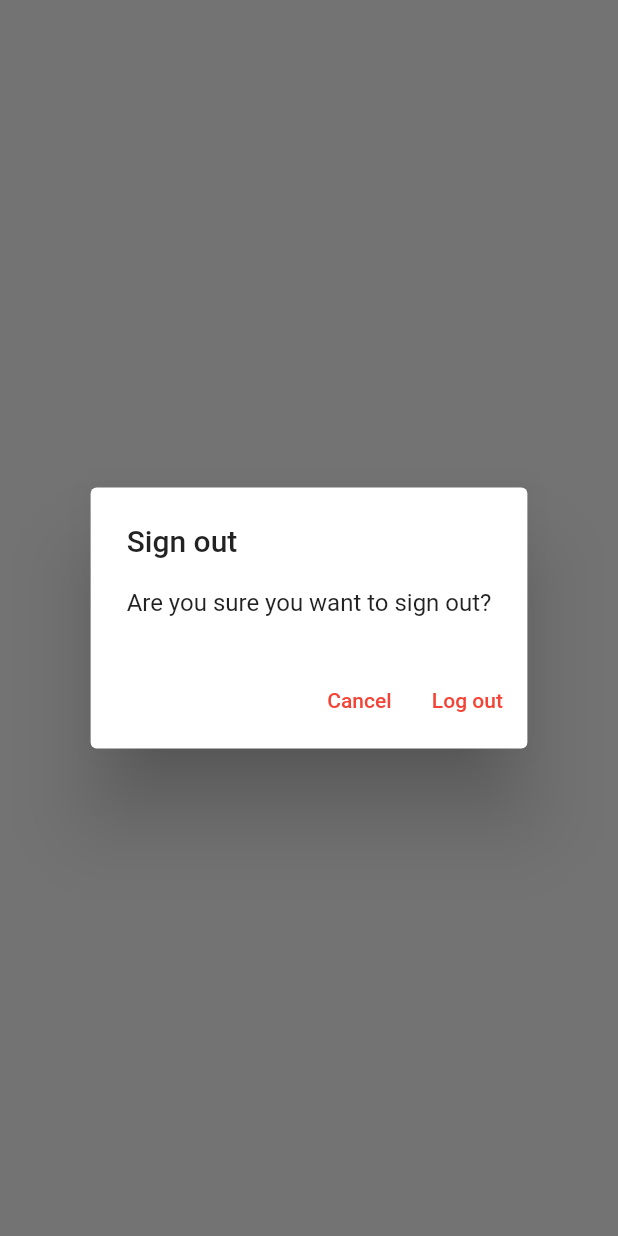
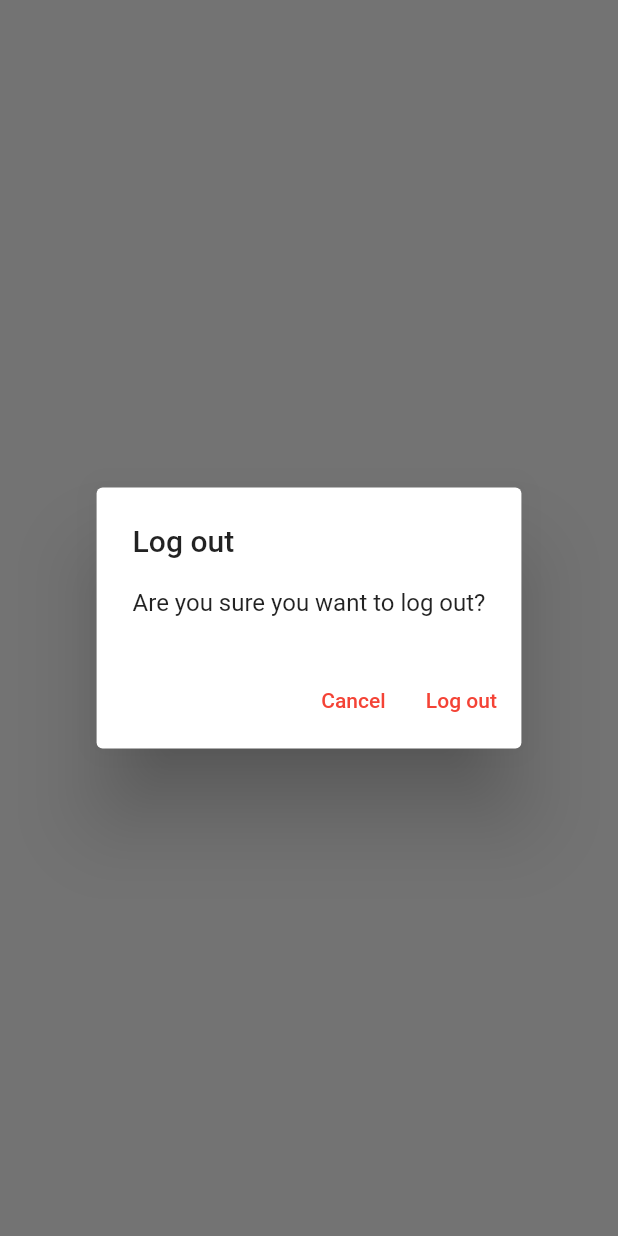
Before and after one commit to JameelGharra/MyNotes-app, a Flutter app: what showLogOutDialog() shows on an empty page, opened directly, on a phone screen of 412 x 824 dp. Run offline on Flutter 3.47's test engine with Material 2 defaults, Android fonts, the phone set to English and light mode, and no system bars; our stand-ins replace firebase_auth, firebase_core, sqflite; accounts and stored records are empty; network calls fail.

Commit message:
Refactoring the code, reuseable generic dialogs, delegated the make-on-call deletion decision for users to a new view (NoteListView).

```diff
--- /dev/null
+++ b/lib/utilities/dialogs/generic_dialog.dart
@@ -0,0 +1,34 @@
+import 'package:flutter/material.dart';
+
+typedef DialogOptionBuilder<T> = Map<String, T?> Function();
+
+Future<T?> showGenericDialog<T>({
+  required BuildContext context,
+  required String title,
+  required String content,
+  required DialogOptionBuilder optionsBuilder,
+}) {
+  final options = optionsBuilder();
+  return showDialog<T>(
+    context: context,
+    builder: (context) {
+      return AlertDialog(
+          title: Text(title),
+          content: Text(content),
+          actions: options.keys.map((optionTitle) {
+            final value = options[optionTitle];
+            return TextButton(
+              onPressed: () {
+                if (value != null) {
+                  Navigator.of(context).pop(value);
+                } else {
+                  Navigator.of(context)
+                      .pop(); // for dialogs that has a button with no value
+                }
+              },
+              child: Text(optionTitle),
+            );
+          }).toList());
+    },
+  );
+}
--- /dev/null
+++ b/lib/utilities/dialogs/logout_dialog.dart
@@ -0,0 +1,15 @@
+import 'package:flutter/material.dart';
+
+import 'generic_dialog.dart';
+
+Future<bool> showLogOutDialog(BuildContext context) async {
+  return showGenericDialog<bool>(
+    context: context,
+    title: 'Log out',
+    content: 'Are you sure you want to log out?',
+    optionsBuilder: () => {
+      'Cancel': false,
+      'Log out': true,
+    },
+  ).then((value) => value ?? false);
+}
--- a/lib/views/login_view.dart
+++ b/lib/views/login_view.dart
@@ -2,7 +2,7 @@ import 'package:flutter/material.dart';
 
 import 'package:mynotes/constants/routes.dart';
 import 'package:mynotes/services/auth/auth_exceptions.dart';
-import 'package:mynotes/utilities/show_error_dialog.dart';
+import 'package:mynotes/utilities/dialogs/error_dialog.dart';
 
 import '../services/auth/auth_service.dart';
 
--- a/lib/views/notes/notes_view.dart
+++ b/lib/views/notes/notes_view.dart
@@ -1,5 +1,7 @@
 import 'package:flutter/material.dart';
 import 'package:mynotes/services/crud/notes_service.dart';
+import 'package:mynotes/utilities/dialogs/logout_dialog.dart';
+import 'package:mynotes/views/notes/notes_list_view.dart';
 
 import '../../constants/routes.dart';
 import '../../enums/menu_action.dart';
@@ -68,17 +70,10 @@ class _NotesViewState extends State<NotesView> {
                       {
                         if (snapshot.hasData) {
                           final allNotes = snapshot.data as List<DatabaseNote>;
-                          return ListView.builder(
-                            itemCount: allNotes.length,
-                            itemBuilder: (context, index) {
-                              return ListTile(
-                                title: Text(
-                                  allNotes[index].text,
-                                  maxLines: 1,
-                                  softWrap: true,
-                                  overflow: TextOverflow.ellipsis,
-                                ),
-                              );
+                          return NotesListView(
+                            notes: allNotes,
+                            onDeleteNote: (note) async {
+                              await _notesService.deleteNote(id: note.id);
                             },
                           );
                         }
@@ -97,28 +92,3 @@ class _NotesViewState extends State<NotesView> {
     );
   }
 }
-
-Future<bool> showLogOutDialog(BuildContext context) {
-  return showDialog<bool>(
-      context: context,
-      builder: (context) {
-        return AlertDialog(
-          title: const Text('Sign out'),
-          content: const Text('Are you sure you want to sign out?'),
-          actions: [
-            TextButton(
-              onPressed: () {
-                Navigator.of(context).pop(false);
-              },
-              child: const Text("Cancel"),
-            ),
-            TextButton(
-              onPressed: () {
-                Navigator.of(context).pop(true);
-              },
-              child: const Text("Log out"),
-            )
-          ],
-        );
-      }).then((value) => value ?? false);
-}
--- a/lib/views/register_view.dart
+++ b/lib/views/register_view.dart
@@ -1,6 +1,6 @@
 import 'package:flutter/material.dart';
 import 'package:mynotes/services/auth/auth_exceptions.dart';
-import 'package:mynotes/utilities/show_error_dialog.dart';
+import 'package:mynotes/utilities/dialogs/error_dialog.dart';
 
 import 'package:mynotes/constants/routes.dart';
 
```
Also changed, not shown: lib/utilities/dialogs/delete_dialog.dart (added, +15 -0 lines), lib/utilities/dialogs/error_dialog.dart (added, +12 -0 lines), lib/utilities/show_error_dialog.dart (deleted, +0 -20 lines), lib/views/notes/notes_list_view.dart (added, +40 -0 lines).
